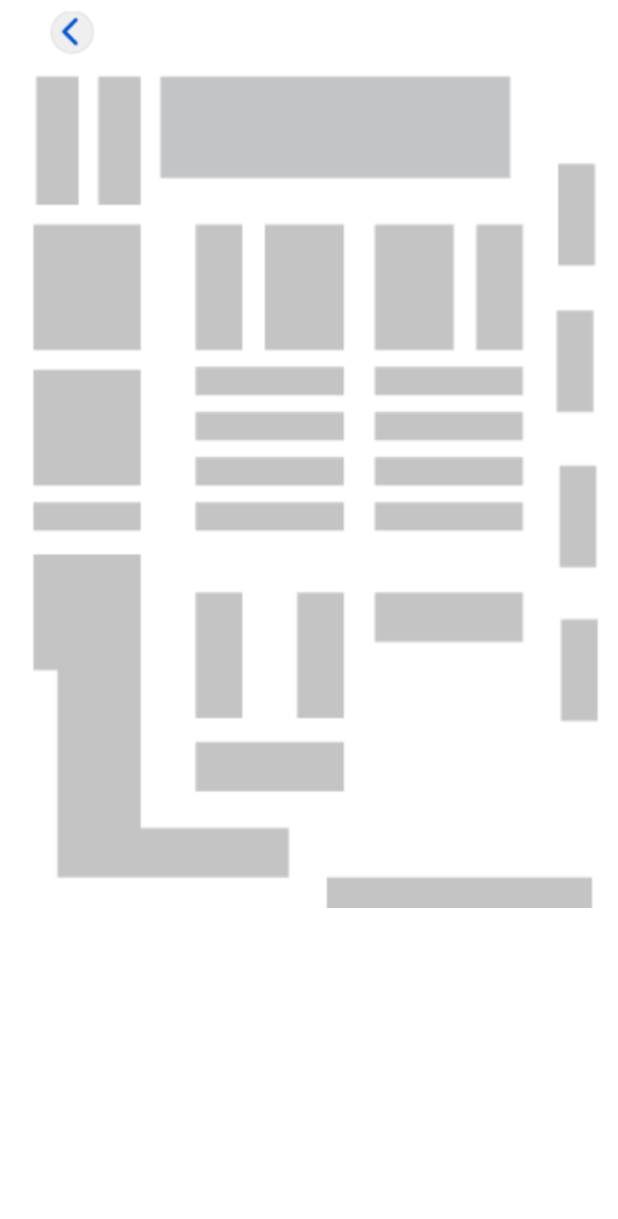
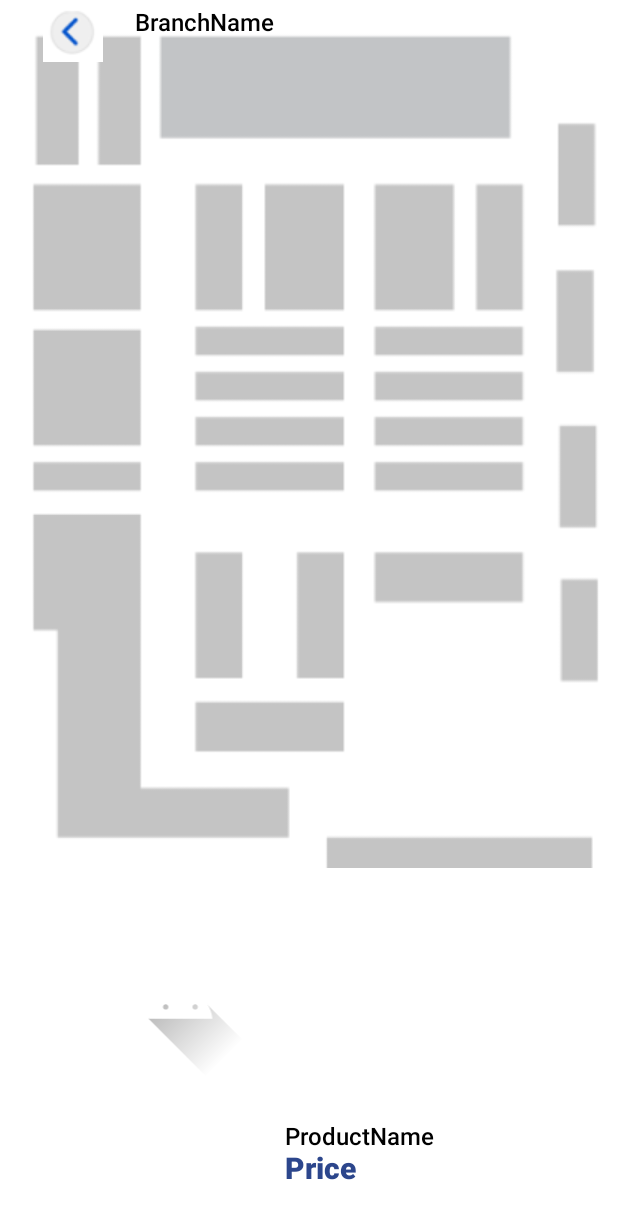
Before and after one commit to SidP12/AppLocator, an Android app: the layout activity_navigator.xml on its own in the app's theme, with its tools: preview values and no code run, on a phone screen of 412 x 824 dp. Shown: the top 1219 px of the screen. Run offline under Robolectric (Android 15) with nearby library versions, the phone set to English and light mode, and no system bars.

```diff
--- a/app/src/main/res/layout/activity_navigator.xml
+++ b/app/src/main/res/layout/activity_navigator.xml
@@ -12,8 +12,20 @@
         android:layout_width="match_parent"
         android:layout_height="575dp"
         android:layout_marginStart="0dp"
-        android:layout_marginTop="30dp"
+        android:layout_marginTop="3dp"
         app:srcCompat="@drawable/layout" />
+
+    <TextView
+        android:id="@+id/branchName"
+        android:layout_width="200dp"
+        android:layout_height="wrap_content"
+        android:layout_alignParentStart="true"
+        android:layout_marginStart="90dp"
+        android:layout_marginTop="3dp"
+        android:fontFamily="sans-serif-medium"
+        android:text="BranchName"
+        android:textColor="#000000"
+        android:textSize="16sp" />
 
     <ImageButton
         android:id="@+id/backButton3"
@@ -25,4 +37,39 @@
         android:layout_marginTop="2dp"
         app:srcCompat="@drawable/back_button" />
 
+    <ImageView
+        android:id="@+id/productImg"
+        android:layout_width="170dp"
+        android:layout_height="100dp"
+        android:layout_marginStart="35dp"
+        android:layout_marginTop="620dp"
+        app:srcCompat="@drawable/ic_launcher_foreground" />
+
+    <TextView
+        android:id="@+id/priceProd2"
+        android:layout_width="wrap_content"
+        android:layout_height="wrap_content"
+        android:layout_alignParentStart="true"
+        android:layout_alignParentBottom="true"
+        android:layout_marginStart="190dp"
+        android:layout_marginBottom="32dp"
+        android:fontFamily="sans-serif-medium"
+        android:text="Price"
+        android:textColor="#2C468C"
+        android:textSize="20sp"
+        android:textStyle="bold" />
+
+    <TextView
+        android:id="@+id/prodNameDetails2"
+        android:layout_width="200dp"
+        android:layout_height="wrap_content"
+        android:layout_alignParentStart="true"
+        android:layout_alignParentBottom="true"
+        android:layout_marginStart="190dp"
+        android:layout_marginBottom="56dp"
+        android:fontFamily="sans-serif-medium"
+        android:text="ProductName"
+        android:textColor="#000000"
+        android:textSize="16sp" />
+
 </RelativeLayout>
```
Also changed, not shown: app/src/main/java/com/example/myapplication/Navigator.java (+36 -6 lines).
